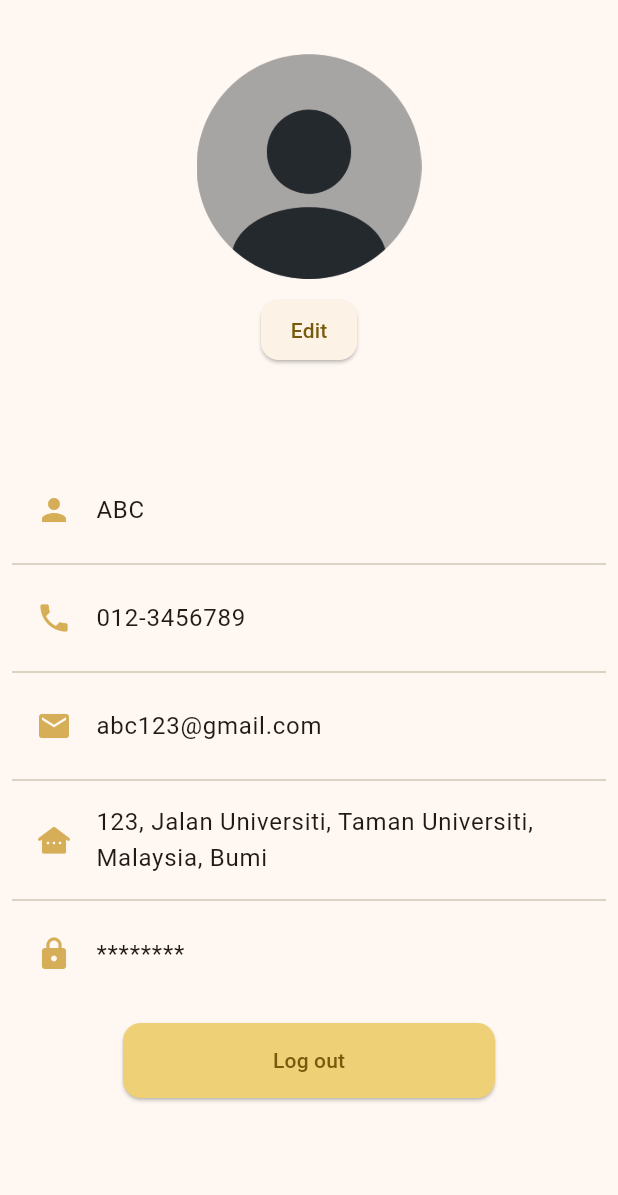
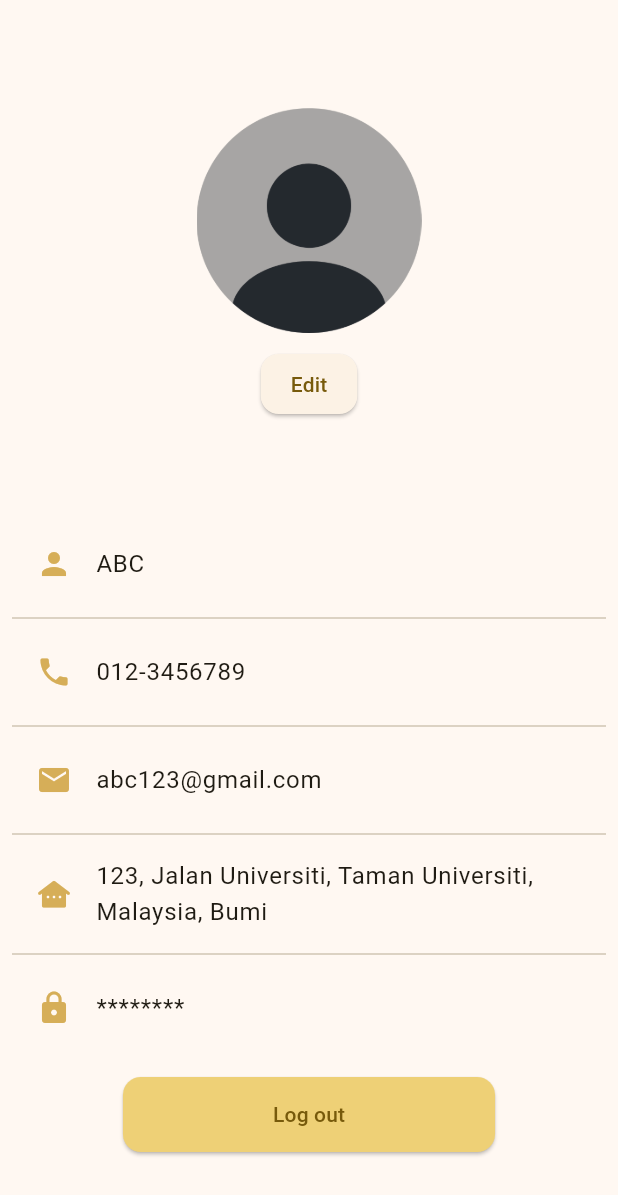
Before and after one commit to Simp1e6/hackathonX_app, a Flutter app: the Profile screen opened directly, on a phone screen of 412 x 824 dp. Shown: the top 1195 px of the screen. Run offline on Flutter 3.47's test engine with Material 3 defaults, Android fonts, the light colour scheme and no system bars; network calls fail.

Commit message:
ChangeLayout

```diff
--- a/lib/add_forum.dart
+++ b/lib/add_forum.dart
@@ -30,7 +30,7 @@ class AddPostPage extends StatelessWidget {
                       fontWeight: FontWeight.bold,
                     ),
                   ),
-                  const SizedBox(width: 200,),
+                  const SizedBox(width: 195),
                   ElevatedButton(
                     onPressed: () {
                       Navigator.pop(context); // Go back to the previous page
--- a/lib/profile.dart
+++ b/lib/profile.dart
@@ -1,5 +1,4 @@
 import 'package:flutter/material.dart';
-// import 'login.dart'; // Import login page
 
 class Profile extends StatelessWidget {
   final String title;
@@ -12,11 +11,12 @@ class Profile extends StatelessWidget {
       body: Stack(
         children: [
           Padding(
-            padding: const EdgeInsets.only(top: 16.0), // Padding to position other content below the AppBar
+            padding: const EdgeInsets.only(top: 16.0),
             child: Center(
+              child: SingleChildScrollView(
                 child: Column(
                   children: [
-                  const SizedBox(height: 20), // Extra spacing to move content down below the icon
+                    const SizedBox(height: 20),
                     Image.asset(
                       'assets/profile.png',
                       width: 150,
@@ -30,7 +30,7 @@ class Profile extends StatelessWidget {
                       style: ElevatedButton.styleFrom(
                         padding: const EdgeInsets.symmetric(horizontal: 20, vertical: 10),
                         shape: RoundedRectangleBorder(
-                        borderRadius: BorderRadius.circular(12), // Rounded corners
+                          borderRadius: BorderRadius.circular(12),
                         ),
                       ),
                       child: const Text('Edit'),
@@ -41,7 +41,7 @@ class Profile extends StatelessWidget {
                       child: Column(
                         crossAxisAlignment: CrossAxisAlignment.start,
                         children: [
-                      SizedBox(height: 50), // Spacing at the top
+                          SizedBox(height: 50),
                           ListTile(
                             leading: Icon(Icons.person, color: Color.fromARGB(255, 214, 174, 88)),
                             title: Text('ABC'),
@@ -70,22 +70,22 @@ class Profile extends StatelessWidget {
                       ),
                     ),
                     const SizedBox(height: 10),
-                  //const Spacer(flex: 1), // Pushes the logout button to the bottom
                     ElevatedButton(
                       onPressed: () {
-                      // Log out and navigate to the login page
                         Navigator.pushReplacementNamed(context, '/login');
                       },
                       style: ElevatedButton.styleFrom(
                         padding: const EdgeInsets.symmetric(horizontal: 100, vertical: 15),
                         backgroundColor: const Color.fromARGB(255, 238, 208, 118),
                         shape: RoundedRectangleBorder(
-                        borderRadius: BorderRadius.circular(12), // Rounded corners
+                          borderRadius: BorderRadius.circular(12),
                         ),
                       ),
                       child: const Text('Log out'),
                     ),
+                    SizedBox(height: 20),
                   ],
+                ),
               ),
             ),
           ),
```
Lines whose indentation alone changed are shown as unchanged.
